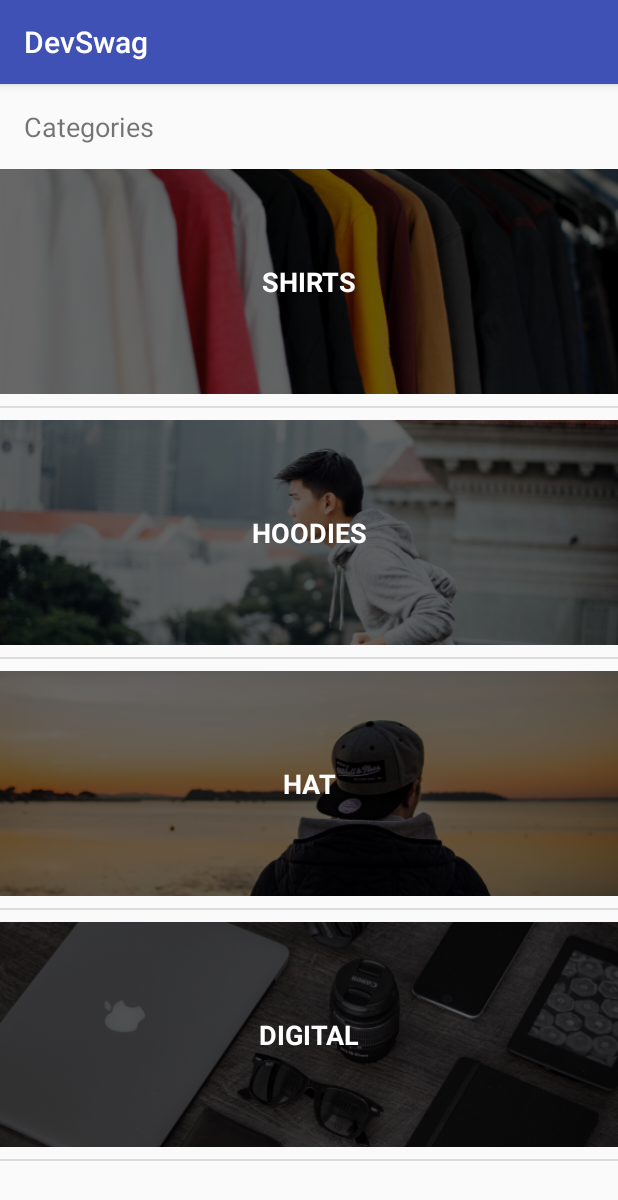
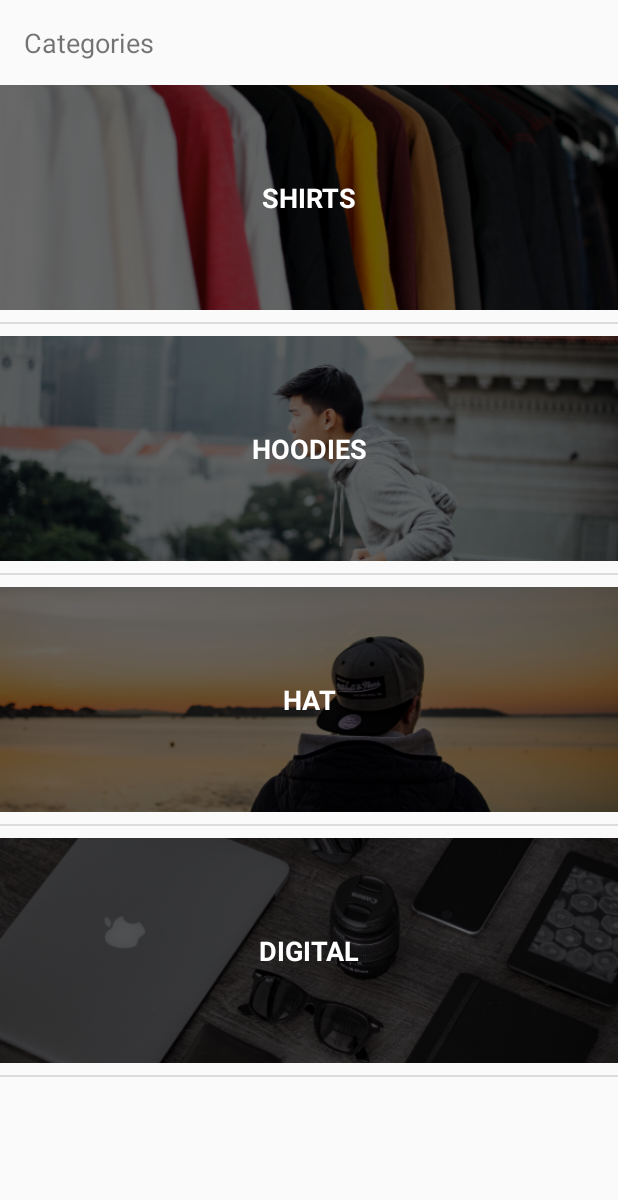
Before and after one commit to ghigbie/DevSwag, an Android app: the screen it shows after launch (MainActivity), on a phone screen of 412 x 824 dp. Shown: the top 1200 px of the screen. Run offline under Robolectric (Android 15) with nearby library versions, the phone set to English and light mode, and no system bars.

Commit message:
Remove action bar and set text diver to null

```diff
--- a/app/src/main/res/layout/category_list_item.xml
+++ b/app/src/main/res/layout/category_list_item.xml
@@ -30,6 +30,7 @@
         android:textColor="@color/swagTextColor"
         android:textSize="18sp"
         android:textStyle="bold"
+        android:divider="@null"
         app:layout_constraintBottom_toBottomOf="parent"
         app:layout_constraintEnd_toEndOf="parent"
         app:layout_constraintStart_toStartOf="parent"
--- a/app/src/main/res/values/styles.xml
+++ b/app/src/main/res/values/styles.xml
@@ -1,7 +1,7 @@
 <resources>
 
     <!-- Base application theme. -->
-    <style name="AppTheme" parent="Theme.AppCompat.Light.DarkActionBar">
+    <style name="AppTheme" parent="Theme.AppCompat.Light.NoActionBar">
         <!-- Customize your theme here. -->
         <item name="colorPrimary">@color/colorPrimary</item>
         <item name="colorPrimaryDark">@color/colorPrimaryDark</item>
```
